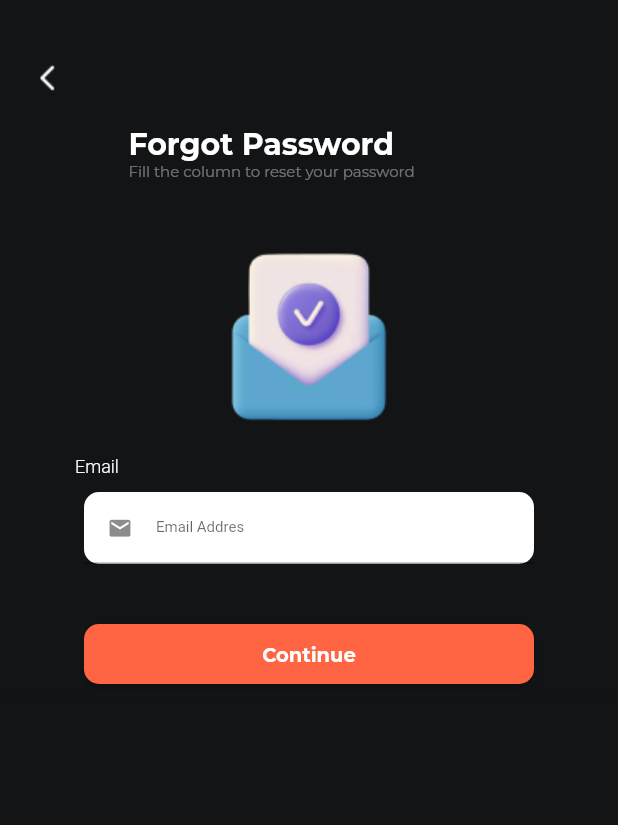
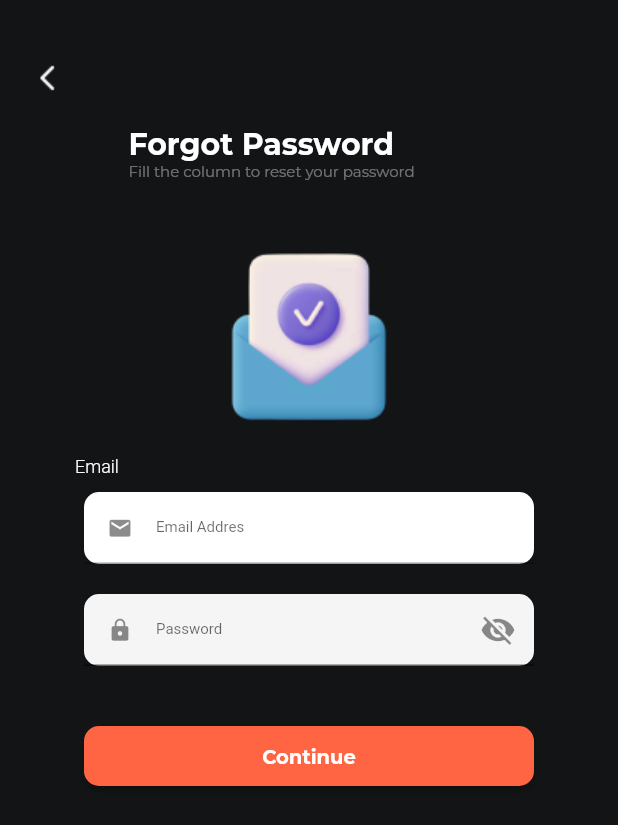
Before and after one commit to Waezqorney12/Project-Semester-3, a Flutter app: the forgotPass screen opened by its route, after a tap on "Continue", on a phone screen of 412 x 824 dp. Shown: the top 825 px of the screen. Run offline on Flutter 3.47's test engine with Material 2 defaults, Android fonts, the light colour scheme and no system bars; our stand-ins replace fluttertoast, google_fonts, google_nav_bar; network calls fail.

Commit message:
forgotpassword api progress and changing ui

```diff
--- a/lib/forgotPass.dart
+++ b/lib/forgotPass.dart
@@ -15,18 +15,26 @@ class forgotPass extends StatefulWidget {
 }
 
 class _forgotPassState extends State<forgotPass> {
+  var obseru = true;
   TextEditingController _emailReset = TextEditingController();
+  TextEditingController _passwordReset = TextEditingController();
 
-  Future forgot1() async {
+  Future forgotz() async {
     var url = Uri.http("192.168.1.10", '/login/verif.php', {'q': '{http}'});
     var response = await http.post(url, body: {
       "email" : _emailReset.text,
+      "password" : _passwordReset.text,
 
     });
 
     if (response.body.isNotEmpty) {
       json.decode(response.body);
-
+      Fluttertoast.showToast(
+        backgroundColor: Colors.orange,
+        textColor: Colors.white,
+        msg: "Reset Password Succes",
+        toastLength: Toast.LENGTH_SHORT,
+      );
       Navigator.push(
         context,
         MaterialPageRoute(
@@ -67,6 +75,41 @@ class _forgotPassState extends State<forgotPass> {
     );
   }
 
+Widget inputPasswordReset(){
+  return Container(
+    margin: EdgeInsets.only(left: 15, right: 15),
+        width: 300.0,
+        height: 48.0,
+        decoration: BoxDecoration(
+          borderRadius: BorderRadius.circular(10.0),
+          color: Colors.white,
+        ),
+        child: Column(children: <Widget>[
+          TextFormField(
+            controller: _passwordReset,
+            obscureText: obseru,
+            decoration: InputDecoration(
+              filled: true,
+              hintText: "Password",
+              hintStyle: TextStyle(fontSize: 10),
+              prefixIcon: const Icon(
+                Icons.lock,
+                size: 17,
+              ),
+              suffixIcon: IconButton(
+                icon: Icon(
+                    obseru ? Icons.visibility_off : Icons.visibility),
+                onPressed: () {
+                  setState(() {
+                    obseru = !obseru;
+                  });
+                },
+              ),
+            ),
+          ),
+        ]),
+  );
+}
   Widget ButtonContinue() {
     return Container(
       width: 300,
@@ -78,7 +121,7 @@ class _forgotPassState extends State<forgotPass> {
             borderRadius: BorderRadius.circular(10),
           ),
           onPressed: () {
-            forgot1();
+            forgotz();
             //Navigator.pushReplacementNamed(context, '/forgot2');
           },
           child: Align(
@@ -188,6 +231,10 @@ class _forgotPassState extends State<forgotPass> {
                   ),
                   inputEmailReset(),
                   SizedBox(
+                    height: 20,
+                  ),
+                  inputPasswordReset(),
+                  SizedBox(
                     height: 40,
                   ),
                   ButtonContinue(),
```
